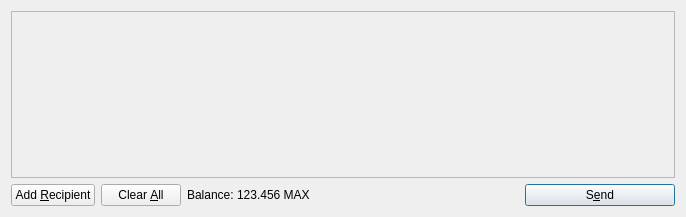
Max-Coin/maxcoin-dev-staging, file src/qt/forms/sendcoinsdialog.ui: the form before one commit.
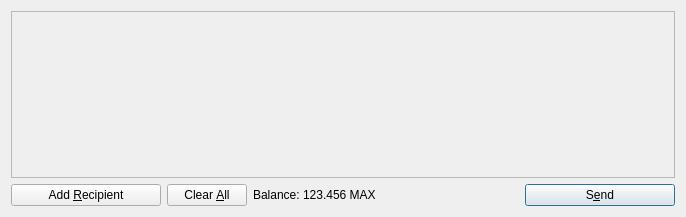
The form after the commit. Icons and pictures are not drawn.

Commit message: sendcoindialog update again

```diff
--- a/src/qt/forms/sendcoinsdialog.ui
+++ b/src/qt/forms/sendcoinsdialog.ui
@@ -60,6 +60,12 @@
     <layout class="QHBoxLayout" name="horizontalLayout">
      <item>
       <widget class="QPushButton" name="addButton">
+       <property name="minimumSize">
+        <size>
+         <width>150</width>
+         <height>0</height>
+        </size>
+       </property>
        <property name="toolTip">
         <string>Send to multiple recipients at once</string>
        </property>
@@ -108,6 +114,12 @@
        </property>
        <item>
         <widget class="QLabel" name="label">
+         <property name="sizePolicy">
+          <sizepolicy hsizetype="Preferred" vsizetype="Fixed">
+           <horstretch>0</horstretch>
+           <verstretch>0</verstretch>
+          </sizepolicy>
+         </property>
          <property name="text">
           <string>Balance:</string>
          </property>
@@ -115,6 +127,12 @@
        </item>
        <item>
         <widget class="QLabel" name="labelBalance">
+         <property name="sizePolicy">
+          <sizepolicy hsizetype="Preferred" vsizetype="Fixed">
+           <horstretch>0</horstretch>
+           <verstretch>0</verstretch>
+          </sizepolicy>
+         </property>
          <property name="cursor">
           <cursorShape>IBeamCursor</cursorShape>
          </property>
@@ -168,6 +186,13 @@
    </item>
   </layout>
  </widget>
+ <customwidgets>
+  <customwidget>
+   <class>QValidatedLineEdit</class>
+   <extends>QLineEdit</extends>
+   <header>qvalidatedlineedit.h</header>
+  </customwidget>
+ </customwidgets>
  <resources>
   <include location="../bitcoin.qrc"/>
  </resources>
```
